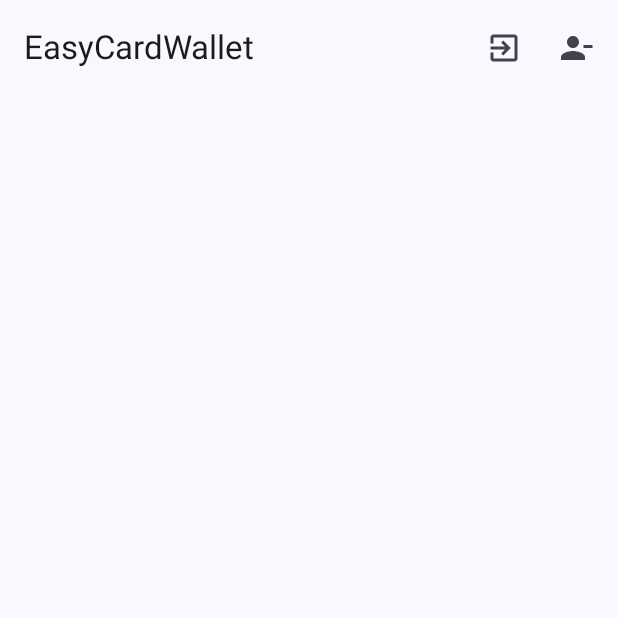
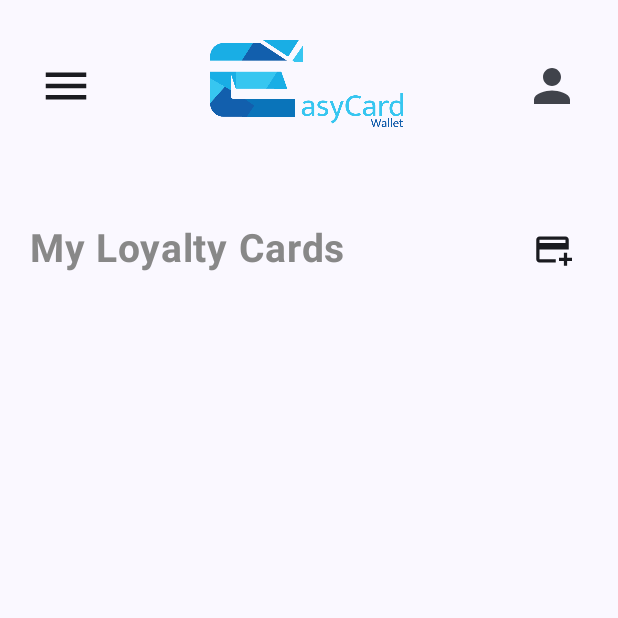
Before and after one commit to Sebastopaul/EasyCardWallet, an Android app built with Jetpack Compose: the HomeScreen screen opened through its navigation route, on a phone screen of 412 x 824 dp, the top half of it. Run offline under Robolectric (Android 15) with nearby library versions, the phone set to English and light mode, and no system bars; our stand-ins replace Dagger/Hilt's generated code, Firebase (no records; nobody signed in at launch, a user with empty details on screens opened directly).

Commit message:
feat(homepage): #20 add static page compononents (#21)
* feat(homepage): static page compononents

* feat(components): move components to project package, divide components into several smaller ones, add base64 to and from image converter

* feat(components): add loyalty cards getter in homeViewModel

* feat(components): implement loyalty card getter

* feat(home-page): #20 complete home page

---------

Co-authored-by: LAI <luka.lai@ecole-isitech.fr>

```diff
--- a/app/src/main/java/com/isitechproject/easycardwallet/EasyCardWalletRoutes.kt
+++ b/app/src/main/java/com/isitechproject/easycardwallet/EasyCardWalletRoutes.kt
@@ -4,6 +4,11 @@ const val MAIN_SCREEN = "EasyCardWallet"
 const val SIGN_IN_SCREEN = "SignInScreen"
 const val SIGN_UP_SCREEN = "SignUpScreen"
 const val SPLASH_SCREEN = "SplashScreen"
+const val LOYALTY_CARD_SCREEN = "LoyaltyCardScreen"
+
+const val LOYALTY_CARD_ID = "loyaltyCardId"
+const val LOYALTY_CARD_DEFAULT_ID = "-1"
+const val LOYALTY_CARD_ID_ARG = "?$LOYALTY_CARD_ID={$LOYALTY_CARD_ID}"
 
 const val LOCALHOST = "10.0.2.2"
 const val AUTH_PORT = 9099
--- a/app/src/main/java/com/isitechproject/easycardwallet/model/LoyaltyCard.kt
+++ b/app/src/main/java/com/isitechproject/easycardwallet/model/LoyaltyCard.kt
@@ -4,5 +4,5 @@ data class LoyaltyCard(
     val id: String = "",
     val company: String = "",
     val code: String = "",
-    val pictureId: String = "",
+    val picture: Picture = Picture(type = LOYALTY_CARD_PICTURE),
 )
--- a/app/src/main/java/com/isitechproject/easycardwallet/model/User.kt
+++ b/app/src/main/java/com/isitechproject/easycardwallet/model/User.kt
@@ -5,6 +5,6 @@ data class User(
     val firstname: String = "",
     val lastname: String = "",
     val email: String = "",
-    val profilePictureId: String = "",
+    val profilePictureId: Picture = Picture(type = USER_PROFILE_PICTURE),
     val loyaltyCards: MutableList<LoyaltyCard> = mutableListOf(),
 )
--- a/app/src/main/java/com/isitechproject/easycardwallet/screens/home/HomeScreen.kt
+++ b/app/src/main/java/com/isitechproject/easycardwallet/screens/home/HomeScreen.kt
@@ -6,16 +6,15 @@ import androidx.compose.foundation.layout.Spacer
 import androidx.compose.foundation.layout.fillMaxHeight
 import androidx.compose.foundation.layout.fillMaxWidth
 import androidx.compose.foundation.layout.padding
+import androidx.compose.foundation.shape.RoundedCornerShape
 import androidx.compose.material.icons.Icons
-import androidx.compose.material.icons.automirrored.filled.ExitToApp
+import androidx.compose.material.icons.filled.Add
 import androidx.compose.material3.AlertDialog
 import androidx.compose.material3.Button
-import androidx.compose.material3.ExperimentalMaterial3Api
+import androidx.compose.material3.FloatingActionButton
 import androidx.compose.material3.Icon
-import androidx.compose.material3.IconButton
 import androidx.compose.material3.Scaffold
 import androidx.compose.material3.Text
-import androidx.compose.material3.TopAppBar
 import androidx.compose.runtime.Composable
 import androidx.compose.runtime.LaunchedEffect
 import androidx.compose.runtime.getValue
@@ -23,17 +22,18 @@ import androidx.compose.runtime.mutableStateOf
 import androidx.compose.runtime.remember
 import androidx.compose.runtime.setValue
 import androidx.compose.ui.Modifier
-import androidx.compose.ui.res.painterResource
+import androidx.compose.ui.graphics.Color
 import androidx.compose.ui.res.stringResource
 import androidx.compose.ui.tooling.preview.Preview
 import androidx.compose.ui.unit.dp
 import androidx.hilt.navigation.compose.hiltViewModel
+import com.isitechproject.easycardwallet.ui.components.CardListComponent
+import com.isitechproject.easycardwallet.ui.components.TopAppBarComponent
 import com.isitechproject.easycardwallet.R
 import com.isitechproject.easycardwallet.ui.theme.EasyCardWalletTheme
 
 @SuppressLint("UnusedMaterial3ScaffoldPaddingParameter")
 @Composable
-@OptIn(ExperimentalMaterial3Api::class)
 fun HomeScreen(
     restartApp: (String) -> Unit,
     openScreen: (String) -> Unit,
@@ -42,32 +42,35 @@ fun HomeScreen(
 ) {
     LaunchedEffect(Unit) { viewModel.initialize(restartApp) }
 
-    Scaffold {
+    Scaffold(modifier = modifier) {
         var showExitAppDialog by remember { mutableStateOf(false) }
-        var showRemoveAccDialog by remember { mutableStateOf(false) }
 
-        Column(modifier = Modifier
-            .fillMaxWidth()
-            .fillMaxHeight()) {
-            TopAppBar(
-                title = { Text(stringResource(R.string.app_name)) },
-                actions = {
-                    IconButton(onClick = { showExitAppDialog = true }) {
-                        Icon(Icons.AutoMirrored.Filled.ExitToApp, "Exit app")
-                    }
-                    IconButton(onClick = { showRemoveAccDialog = true }) {
-                        Icon(
-                            painter = painterResource(id = R.drawable.person_remove),
-                            contentDescription = "Remove account",
-                        )
-                    }
-                }
+        Column(
+            modifier = Modifier
+                .fillMaxWidth()
+                .fillMaxHeight()
+                .padding(top = 12.dp)
+        ) {
+
+            TopAppBarComponent(
+                onNavigationIconClick = { viewModel.toggleDrawer() },
+                onActionIconClick = { showExitAppDialog = true }
             )
 
-            Spacer(modifier = Modifier
-                .fillMaxWidth()
-                .padding(12.dp))
+            Spacer(
+                modifier = Modifier
+                    .fillMaxWidth()
+                    .padding(20.dp)
+            )
 
+            CardListComponent(
+                title = stringResource(R.string.title_home_page),
+                cards = viewModel.getLoyaltyCards(),
+                onAddCardClick = { viewModel.onAddClick(openScreen) },
+                onCardClick = { showExitAppDialog = true }
+            )
+
+            // Message sign out
             if (showExitAppDialog) {
                 AlertDialog(
                     title = { Text(stringResource(R.string.sign_out_title)) },
@@ -92,7 +95,8 @@ fun HomeScreen(
     }
 }
 
-@Preview(showBackground = true, showSystemUi = true)
+
+@Preview(showBackground = true, showSystemUi = true, apiLevel = 34)
 @Composable
 fun HomePreview() {
     EasyCardWalletTheme {
--- a/app/src/main/java/com/isitechproject/easycardwallet/screens/home/HomeViewModel.kt
+++ b/app/src/main/java/com/isitechproject/easycardwallet/screens/home/HomeViewModel.kt
@@ -1,14 +1,25 @@
 package com.isitechproject.easycardwallet.screens.home
 
+import androidx.lifecycle.MutableLiveData
+import com.isitechproject.easycardwallet.LOYALTY_CARD_DEFAULT_ID
+import com.isitechproject.easycardwallet.LOYALTY_CARD_ID
+import com.isitechproject.easycardwallet.LOYALTY_CARD_SCREEN
 import com.isitechproject.easycardwallet.SPLASH_SCREEN
+import com.isitechproject.easycardwallet.model.LoyaltyCard
 import com.isitechproject.easycardwallet.model.service.AccountService
+import com.isitechproject.easycardwallet.model.service.LoyaltyCardService
 import com.isitechproject.easycardwallet.screens.EasyCardWalletAppViewModel
 import dagger.hilt.android.lifecycle.HiltViewModel
+import kotlinx.coroutines.ExperimentalCoroutinesApi
+import kotlinx.coroutines.flow.asFlow
+import kotlinx.coroutines.flow.flatMapConcat
+import kotlinx.coroutines.flow.toList
 import javax.inject.Inject
 
 @HiltViewModel
 class HomeViewModel @Inject constructor(
-    private val accountService: AccountService
+    private val accountService: AccountService,
+    private val loyaltyCardService: LoyaltyCardService
 ): EasyCardWalletAppViewModel() {
     fun initialize(restartApp: (String) -> Unit) {
         launchCatching {
@@ -18,10 +29,20 @@ class HomeViewModel @Inject constructor(
         }
     }
 
+    private val isDrawerOpen = MutableLiveData<Boolean>().apply { value = false }
+
+    fun toggleDrawer() {
+        isDrawerOpen.value = !(isDrawerOpen.value ?: false)
+    }
+
     fun onSignOutClick() {
         launchCatching {
             accountService.signOut()
         }
+    }
+
+    fun onAddClick(openScreen: (String) -> Unit) {
+        openScreen("$LOYALTY_CARD_SCREEN?$LOYALTY_CARD_ID=$LOYALTY_CARD_DEFAULT_ID")
     }
 
     fun onDeleteAccountCLick() {
@@ -29,4 +50,16 @@ class HomeViewModel @Inject constructor(
             accountService.deleteAccount()
         }
     }
+
+    @OptIn(ExperimentalCoroutinesApi::class)
+    fun getLoyaltyCards(): List<LoyaltyCard> {
+        val list = mutableListOf<LoyaltyCard>()
+
+        launchCatching {
+            for (loyaltyCard in loyaltyCardService.loyaltyCards.flatMapConcat { it.asFlow() }.toList()) {
+                list.add(loyaltyCard)
+            }
+        }
+        return list
+    }
 }
--- /dev/null
+++ b/app/src/main/java/com/isitechproject/easycardwallet/ui/components/CardList.kt
@@ -0,0 +1,86 @@
+package com.isitechproject.easycardwallet.ui.components
+
+import androidx.compose.foundation.Image
+import androidx.compose.foundation.layout.Arrangement
+import androidx.compose.foundation.layout.Box
+import androidx.compose.foundation.layout.Column
+import androidx.compose.foundation.layout.PaddingValues
+import androidx.compose.foundation.layout.Row
+import androidx.compose.foundation.layout.Spacer
+import androidx.compose.foundation.layout.fillMaxSize
+import androidx.compose.foundation.layout.fillMaxWidth
+import androidx.compose.foundation.layout.height
+import androidx.compose.foundation.layout.padding
+import androidx.compose.foundation.layout.size
+import androidx.compose.foundation.lazy.grid.GridCells
+import androidx.compose.foundation.lazy.grid.LazyVerticalGrid
+import androidx.compose.material3.CardDefaults
+import androidx.compose.material3.ElevatedCard
+import androidx.compose.material3.Icon
+import androidx.compose.material3.IconButton
+import androidx.compose.material3.Text
+import androidx.compose.runtime.Composable
+import androidx.compose.ui.Alignment
+import androidx.compose.ui.Modifier
+import androidx.compose.ui.graphics.Color
+import androidx.compose.ui.res.painterResource
+import androidx.compose.ui.text.font.FontWeight
+import androidx.compose.ui.unit.dp
+import androidx.compose.ui.unit.sp
+import com.isitechproject.easycardwallet.R
+import com.isitechproject.easycardwallet.model.LoyaltyCard
+
+@Composable
+fun CardListComponent(
+    title: String,
+    cards: List<LoyaltyCard>,
+    onAddCardClick: () -> Unit = {},
+    onCardClick: () -> Unit = {}
+) {
+    Column(modifier = Modifier.fillMaxWidth()) {
+        // Header Row
+        Row(
+            modifier = Modifier
+                .padding(horizontal = 20.dp)
+                .fillMaxWidth(),
+            verticalAlignment = Alignment.CenterVertically,
+            horizontalArrangement = Arrangement.SpaceBetween
+        ) {
+            Text(
+                text = title,
+                color = Color.Gray,
+                fontSize = 26.sp,
+                fontWeight = FontWeight.Bold
+            )
+
+            IconButton(onClick = onAddCardClick) {
+                Icon(
+                    painter = painterResource(id = R.drawable.add_card_24),
+                    contentDescription = "Add card",
+                    modifier = Modifier.size(26.dp)
+                )
+            }
+        }
+
+        Spacer(
+            modifier = Modifier
+                .fillMaxWidth()
+                .padding(15.dp)
+        )
+
+        LazyVerticalGrid(
+            columns = GridCells.Fixed(2),
+            modifier = Modifier.fillMaxWidth(),
+            contentPadding = PaddingValues(horizontal = 16.dp, vertical = 8.dp),
+            verticalArrangement = Arrangement.spacedBy(10.dp),
+            horizontalArrangement = Arrangement.spacedBy(10.dp)
+        ) {
+            items(cards.size) { index ->
+                Card(
+                    card = cards[index],
+                    onCardClick = onCardClick
+                )
+            }
+        }
+    }
+}
--- /dev/null
+++ b/app/src/main/java/com/isitechproject/easycardwallet/ui/components/TopAppBar.kt
@@ -0,0 +1,83 @@
+package com.isitechproject.easycardwallet.ui.components
+
+import androidx.compose.foundation.Image
+import androidx.compose.foundation.layout.Box
+import androidx.compose.foundation.layout.fillMaxHeight
+import androidx.compose.foundation.layout.height
+import androidx.compose.foundation.layout.padding
+import androidx.compose.foundation.layout.size
+import androidx.compose.material.icons.Icons
+import androidx.compose.material.icons.filled.Menu
+import androidx.compose.material.icons.filled.Person
+import androidx.compose.material3.CenterAlignedTopAppBar
+import androidx.compose.material3.ExperimentalMaterial3Api
+import androidx.compose.material3.Icon
+import androidx.compose.material3.IconButton
+import androidx.compose.material3.MaterialTheme
+import androidx.compose.material3.TopAppBarDefaults
+import androidx.compose.runtime.Composable
+import androidx.compose.ui.Alignment
+import androidx.compose.ui.Modifier
+import androidx.compose.ui.res.painterResource
+import androidx.compose.ui.unit.dp
+import com.isitechproject.easycardwallet.R
+
+@OptIn(ExperimentalMaterial3Api::class)
+@Composable
+fun TopAppBarComponent(
+    onNavigationIconClick: () -> Unit,
+    onActionIconClick: () -> Unit,
+    modifier: Modifier = Modifier
+) {
+    CenterAlignedTopAppBar(
+        modifier = modifier
+            .height(90.dp),
+        colors = TopAppBarDefaults.centerAlignedTopAppBarColors(
+            titleContentColor = MaterialTheme.colorScheme.primary,
+        ),
+        navigationIcon = {
+            Box(
+                modifier = Modifier
+                    .fillMaxHeight()
+                    .padding(start = 16.dp),
+                contentAlignment = Alignment.Center
+            ) {
+                IconButton(onClick = onNavigationIconClick) {
+                    Icon(
+                        imageVector = Icons.Filled.Menu,
+                        contentDescription = "Menu",
+                        modifier = Modifier.size(36.dp)
+                    )
+                }
+            }
+        },
+        title = {
+            Box(
+                modifier = Modifier.fillMaxHeight(),
+                contentAlignment = Alignment.Center
+            ) {
+                Image(
+                    painter = painterResource(id = R.drawable.title),
+                    contentDescription = "Topbar Image",
+                    modifier = Modifier.height(70.dp)
+                )
+            }
+        },
+        actions = {
+            Box(
+                modifier = Modifier
+                    .fillMaxHeight()
+                    .padding(end = 16.dp),
+                contentAlignment = Alignment.Center
+            ) {
+                IconButton(onClick = onActionIconClick) {
+                    Icon(
+                        imageVector = Icons.Filled.Person,
+                        contentDescription = "Action Icon",
+                        modifier = Modifier.size(36.dp)
+                    )
+                }
+            }
+        }
+    )
+}
--- /dev/null
+++ b/app/src/main/res/drawable/add_card_24.xml
@@ -0,0 +1,5 @@
+<vector xmlns:android="http://schemas.android.com/apk/res/android" android:height="24dp" android:tint="#000000" android:viewportHeight="24" android:viewportWidth="24" android:width="24dp">
+
+    <path android:fillColor="@android:color/white" android:pathData="M20,4H4C2.89,4 2.01,4.89 2.01,6L2,18c0,1.11 0.89,2 2,2h10v-2H4v-6h18V6C22,4.89 21.11,4 20,4zM20,8H4V6h16V8zM24,17v2h-3v3h-2v-3h-3v-2h3v-3h2v3H24z"/>
+
+</vector>
--- a/app/src/main/res/values/strings.xml
+++ b/app/src/main/res/values/strings.xml
@@ -14,4 +14,5 @@
     <string name="delete_account_title">Delete account?</string>
     <string name="delete_account_description">You will lose all your visit cards and your account will be deleted. This action is irreversible.</string>
     <string name="cancel">Cancel</string>
+    <string name="title_home_page">My Loyalty Cards</string>
 </resources>
--- a/gradle/libs.versions.toml
+++ b/gradle/libs.versions.toml
@@ -1,5 +1,5 @@
 [versions]
-agp = "8.4.2"
+agp = "8.5.0"
 firebaseBom = "33.0.0"
 hiltAndroid = "2.51.1"
 hiltCompiler = "2.51.1"
```
Also changed, not shown: app/src/main/java/com/isitechproject/easycardwallet/ui/components/BitmapImage.kt (added, +21 -0 lines), app/src/main/java/com/isitechproject/easycardwallet/ui/components/Card.kt (added, +37 -0 lines), app/src/main/java/com/isitechproject/easycardwallet/utils/ImageConverterBase64.kt (added, +35 -0 lines).
